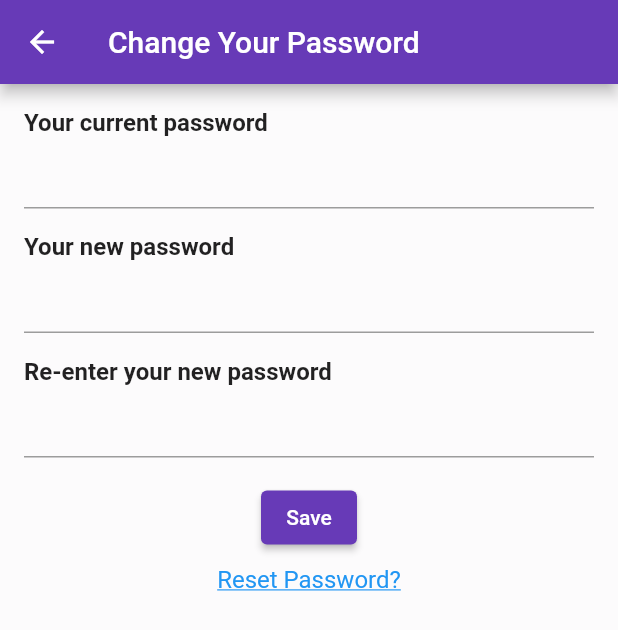
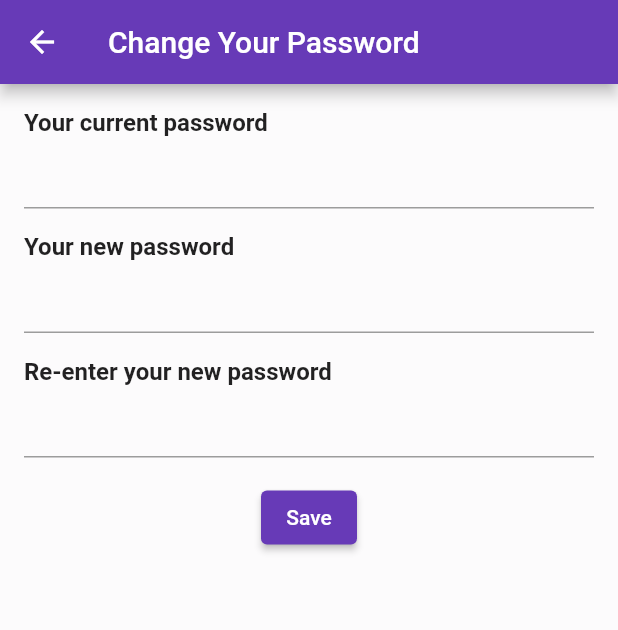
Before and after one commit to AliyahZahrah/ChatApps, a Flutter app: the UserProfile screen opened directly, after a tap on "Change password?", on a phone screen of 412 x 824 dp. Shown: the top 630 px of the screen. Run offline on Flutter 3.47's test engine with Material 2 defaults, Android fonts, the phone set to English and light mode, and no system bars; our stand-ins replace audioplayers, file_picker, image_picker.

Commit message:
sasa mengedit bagian password, mengatur tampilan setting, dan memperbaiki sidebar

```diff
--- a/lib/password.dart
+++ b/lib/password.dart
@@ -8,9 +8,11 @@ class PasswordPage extends StatefulWidget {
 }
 
 class _PasswordPageState extends State<PasswordPage> {
-  final TextEditingController _currentPasswordController = TextEditingController();
+  final TextEditingController _currentPasswordController =
+      TextEditingController();
   final TextEditingController _newPasswordController = TextEditingController();
-  final TextEditingController _confirmPasswordController = TextEditingController();
+  final TextEditingController _confirmPasswordController =
+      TextEditingController();
 
   @override
   Widget build(BuildContext context) {
@@ -62,22 +64,6 @@ class _PasswordPageState extends State<PasswordPage> {
               ),
             ),
             const SizedBox(height: 8.0), // Spasi tambahan
-            Center(
-              child: InkWell(
-                onTap: () {
-                  // Implementasikan logika untuk tindakan reset password di sini
-                },
-                child: const Text(
-                  "Reset Password?",
-                  style: TextStyle(
-                    fontSize: 16.0,
-                    color: Colors.blue, // Warna teks menjadi biru
-                    decoration:
-                        TextDecoration.underline, // Tambahkan garis bawah
-                  ),
-                ),
-              ),
-            ),
           ],
         ),
       ),
--- a/lib/settings.dart
+++ b/lib/settings.dart
@@ -10,7 +10,9 @@ class SettingScreen extends StatelessWidget {
       appBar: AppBar(
         title: const Text("Settings"),
       ),
-      body: ListView(
+      body: SafeArea(
+        // Gunakan SafeArea untuk memastikan konten terlihat dengan baik di bawah status bar
+        child: ListView(
           children: <Widget>[
             ListTile(
               title: const Text("Account"),
@@ -44,6 +46,7 @@ class SettingScreen extends StatelessWidget {
             ),
           ],
         ),
+      ),
     );
   }
 }
--- a/lib/userprofile.dart
+++ b/lib/userprofile.dart
@@ -1,7 +1,7 @@
 import 'dart:io';
-import 'package:chatverse/password.dart';
 import 'package:flutter/material.dart';
 import 'package:file_picker/file_picker.dart';
+import 'package:chatverse/password.dart';
 
 class UserProfile extends StatefulWidget {
   const UserProfile({super.key});
@@ -13,6 +13,7 @@ class UserProfile extends StatefulWidget {
 class _UserProfileState extends State<UserProfile> {
   String? imagePath;
   bool isImageSelected = false;
+  bool isPasswordVisible = false;
 
   Future<void> _pickImage() async {
     final result = await FilePicker.platform.pickFiles(
@@ -32,7 +33,7 @@ class _UserProfileState extends State<UserProfile> {
       imagePath = 'assets/img/blankprofile.jpg';
       isImageSelected = false;
     });
-    Navigator.of(context).pop(); // Tutup dialog setelah menghapus gambar
+    Navigator.of(context).pop();
   }
 
   @override
@@ -54,7 +55,7 @@ class _UserProfileState extends State<UserProfile> {
                       if (!isImageSelected) {
                         _pickImage();
                       } else {
-                        _showProfilePictureOptionsDialog(); // Menampilkan dialog
+                        _showProfilePictureOptionsDialog();
                       }
                     },
                     child: CircleAvatar(
@@ -79,11 +80,8 @@ class _UserProfileState extends State<UserProfile> {
               style: TextStyle(fontSize: 16.0, fontWeight: FontWeight.bold),
             ),
             TextFormField(
-              initialValue: "Cindy", // Nilai awal nama pengguna
-              // Buat fungsi untuk menyimpan perubahan nama
-              onChanged: (value) {
-                // Implementasikan penyimpanan perubahan nama di sini
-              },
+              initialValue: "Cindy",
+              onChanged: (value) {},
             ),
             const SizedBox(height: 16.0),
             const Text(
@@ -91,22 +89,24 @@ class _UserProfileState extends State<UserProfile> {
               style: TextStyle(fontSize: 16.0, fontWeight: FontWeight.bold),
             ),
             TextFormField(
-              initialValue:
-                  "cindyelonora20@gmail.com", // Nilai awal email pengguna
-              // Buat fungsi untuk menyimpan perubahan email
-              onChanged: (value) {
-                // Implementasikan penyimpanan perubahan email di sini
-              },
+              initialValue: "cindyelonora20@gmail.com",
+              onChanged: (value) {},
             ),
             const SizedBox(height: 16.0),
-            const Text(
-              "About",
-              style: TextStyle(fontSize: 16.0, fontWeight: FontWeight.bold),
-            ),
-            TextFormField(
-              maxLines:
-                  3, // Ini memungkinkan pengguna untuk menulis beberapa baris teks
-              // Implementasikan input status di sini
+            Column(
+              crossAxisAlignment: CrossAxisAlignment.start,
+              children: <Widget>[
+                const Text(
+                  "About",
+                  style: TextStyle(fontSize: 16.0, fontWeight: FontWeight.bold),
+                ),
+                TextFormField(
+                  initialValue:
+                      "Hai! Saya menggunakan ChatVerse.", // Nilai awal
+                  onChanged: (value) {},
+                ),
+                const SizedBox(height: 16.0),
+              ],
             ),
             const SizedBox(height: 16.0),
             const Text(
@@ -114,11 +114,28 @@ class _UserProfileState extends State<UserProfile> {
               style: TextStyle(
                   fontSize: 16.0,
                   fontWeight: FontWeight.bold,
-                  color: Colors.black), // Ubah warna teks menjadi hitam
+                  color: Colors.black),
             ),
+            TextFormField(
+              obscureText: !isPasswordVisible,
+              initialValue: "cindypage2511",
+              onChanged: (value) {},
+              decoration: InputDecoration(
+                suffixIcon: IconButton(
+                  icon: Icon(
+                    isPasswordVisible ? Icons.visibility_off : Icons.visibility,
+                  ),
+                  onPressed: () {
+                    setState(() {
+                      isPasswordVisible = !isPasswordVisible;
+                    });
+                  },
+                ),
+              ),
+            ),
+            const SizedBox(height: 16.0),
             InkWell(
               onTap: () {
-                // Navigasi ke halaman password.dart ketika teks "Change password?" diklik
                 Navigator.of(context).push(MaterialPageRoute(
                     builder: (context) => const PasswordPage()));
               },
@@ -127,18 +144,15 @@ class _UserProfileState extends State<UserProfile> {
                 style: TextStyle(
                   fontSize: 16.0,
                   fontWeight: FontWeight.bold,
-                  color: Colors
-                      .blue, // Ubah warna teks agar terlihat seperti tautan
-                  decoration: TextDecoration.underline, // Tambahkan garis bawah
+                  color: Colors.blue,
+                  decoration: TextDecoration.underline,
                 ),
               ),
             ),
             const SizedBox(height: 16.0),
             Center(
               child: ElevatedButton(
-                onPressed: () {
-                  // Implementasikan logika untuk menyimpan perubahan profil di sini
-                },
+                onPressed: () {},
                 child: const Text("Save"),
               ),
             ),
@@ -157,15 +171,15 @@ class _UserProfileState extends State<UserProfile> {
           children: <Widget>[
             SimpleDialogOption(
               onPressed: () {
-                Navigator.of(context).pop(); // Tutup dialog
-                _pickImage(); // Pilih gambar dari library
+                Navigator.of(context).pop();
+                _pickImage();
               },
               child: const Text("Choose from Library"),
             ),
             if (isImageSelected)
               SimpleDialogOption(
                 onPressed: () {
-                  Navigator.of(context).pop(); // Tutup dialog
+                  Navigator.of(context).pop();
                   _showDeleteProfilePictureConfirmationDialog();
                 },
                 child: const Text("Delete Current Profile Picture"),
@@ -194,7 +208,7 @@ class _UserProfileState extends State<UserProfile> {
             TextButton(
               onPressed: () {
                 _deleteImageAndSetDefault();
-                Navigator.of(context).pop(); // Close the confirmation dialog
+                Navigator.of(context).pop();
               },
               child: const Text("Delete"),
             ),
```
Also changed, not shown: lib/sidebar.dart (+6 -2 lines), assets/icon/account.jpg (added), assets/icon/bahasa.jpg (added), assets/icon/editprofile.jpg (added), assets/icon/help.jpg (added), assets/icon/info.jpg (added), assets/icon/lock.jpg (added), assets/icon/notif.jpg (added), assets/icon/setting.jpg (added), assets/img/polos.jpg (added). Lines whose indentation alone changed are shown as unchanged.
